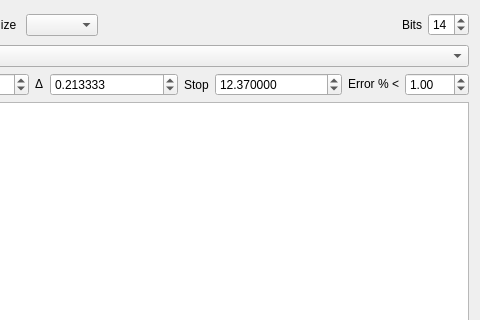
Above: gui/form_optimization.ui from usnistgov/qpx-gamma before the change; both pictures show x 766 to 1246 and y 0 to 320 of the 1246 by 721 pixel window. Below: the same form after it.
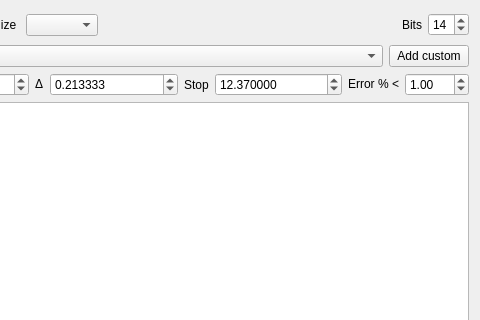
That is the form after the change. Icons and pictures are not drawn. Custom widgets are drawn as their Qt base class.

Diff of the .ui file:
```diff
--- a/gui/form_optimization.ui
+++ b/gui/form_optimization.ui
@@ -198,6 +198,19 @@
            </property>
           </widget>
          </item>
+         <item>
+          <widget class="QPushButton" name="pushAddCustom">
+           <property name="sizePolicy">
+            <sizepolicy hsizetype="Maximum" vsizetype="Fixed">
+             <horstretch>0</horstretch>
+             <verstretch>0</verstretch>
+            </sizepolicy>
+           </property>
+           <property name="text">
+            <string>Add custom</string>
+           </property>
+          </widget>
+         </item>
         </layout>
        </item>
        <item>
```
